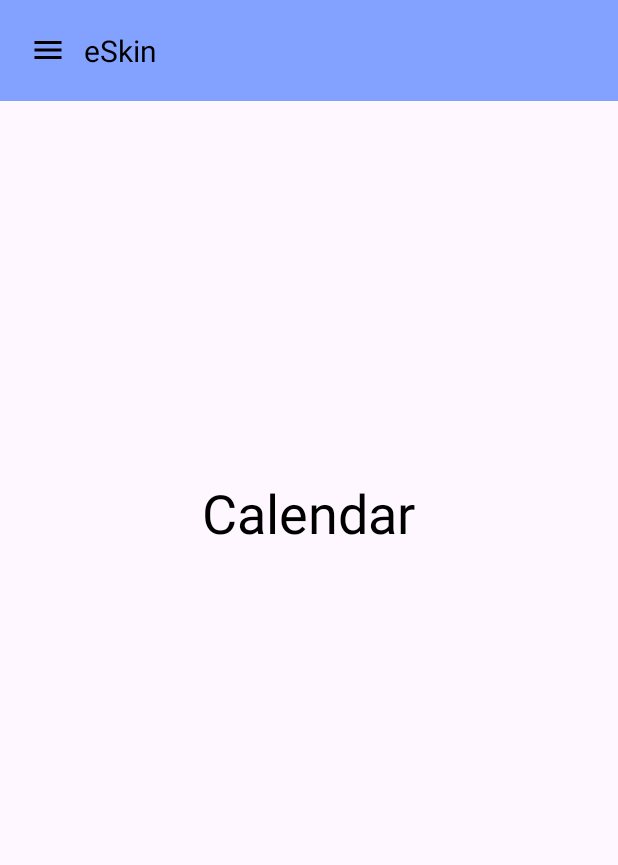
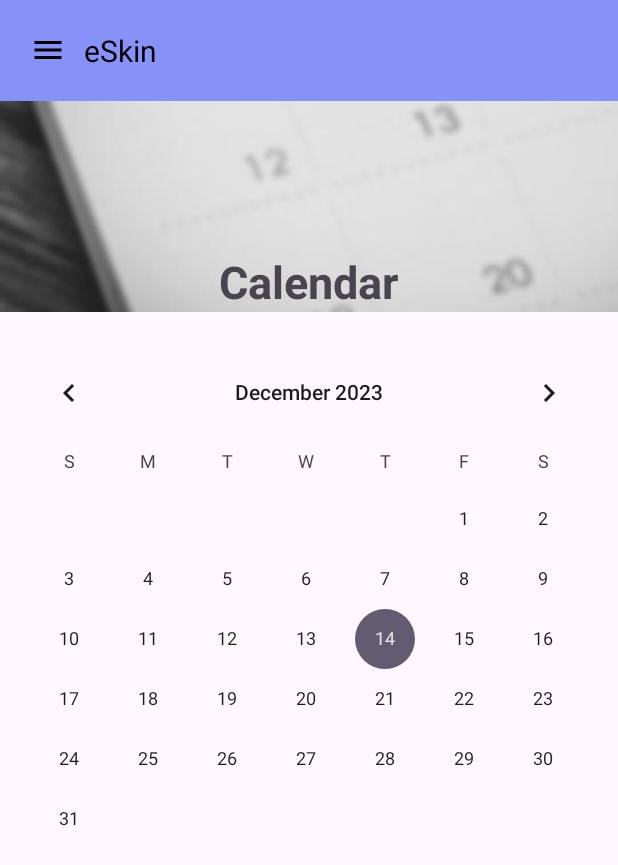
Before and after one commit to sophiarai/eSkin_031223, an Android app: the Calendar screen opened directly, with no data from a screen before it, on a phone screen of 412 x 824 dp. Shown: the top 865 px of the screen. Run offline under Robolectric (Android 15) with nearby library versions, the phone set to English and light mode, and no system bars.

Commit message:
Bilder bei Calender und Wound ACtivity hinzugefügt

```diff
--- a/app/src/main/res/drawable/header_bkg.xml
+++ b/app/src/main/res/drawable/header_bkg.xml
@@ -3,8 +3,8 @@
     android:shape="rectangle">
 
     <gradient
-        android:startColor="@color/blue"
-        android:centerColor="@color/lightBlue"
+        android:startColor="@color/lavender"
+        android:centerColor="@color/blue"
         android:endColor="@color/white"
         />
 
--- a/app/src/main/res/drawable/ic_back.xml
+++ b/app/src/main/res/drawable/ic_back.xml
@@ -1,5 +1,5 @@
 <vector android:autoMirrored="true" android:height="24dp"
-    android:tint="@color/white" android:viewportHeight="24"
+    android:tint="@color/lavender" android:viewportHeight="24"
     android:viewportWidth="24" android:width="24dp" xmlns:android="http://schemas.android.com/apk/res/android">
     <path android:fillColor="@android:color/white" android:pathData="M20,11H7.83l5.59,-5.59L12,4l-8,8 8,8 1.41,-1.41L7.83,13H20v-2z"/>
 </vector>
--- a/app/src/main/res/drawable/ic_calendar.xml
+++ b/app/src/main/res/drawable/ic_calendar.xml
@@ -1,4 +1,4 @@
-<vector android:height="24dp" android:tint="@color/blue"
+<vector android:height="24dp" android:tint="@color/lavender"
     android:viewportHeight="24" android:viewportWidth="24"
     android:width="24dp" xmlns:android="http://schemas.android.com/apk/res/android">
     <path android:fillColor="@android:color/white" android:pathData="M19,4h-1V2h-2v2H8V2H6v2H5C3.89,4 3.01,4.9 3.01,6L3,20c0,1.1 0.89,2 2,2h14c1.1,0 2,-0.9 2,-2V6C21,4.9 20.1,4 19,4zM19,20H5V10h14V20zM9,14H7v-2h2V14zM13,14h-2v-2h2V14zM17,14h-2v-2h2V14zM9,18H7v-2h2V18zM13,18h-2v-2h2V18zM17,18h-2v-2h2V18z"/>
--- a/app/src/main/res/drawable/ic_camera.xml
+++ b/app/src/main/res/drawable/ic_camera.xml
@@ -1,4 +1,4 @@
-<vector android:height="24dp" android:tint="@color/blue"
+<vector android:height="24dp" android:tint="@color/lavender"
     android:viewportHeight="24" android:viewportWidth="24"
     android:width="24dp" xmlns:android="http://schemas.android.com/apk/res/android">
     <path android:fillColor="@android:color/white" android:pathData="M12,12m-3.2,0a3.2,3.2 0,1 1,6.4 0a3.2,3.2 0,1 1,-6.4 0"/>
--- a/app/src/main/res/drawable/ic_map.xml
+++ b/app/src/main/res/drawable/ic_map.xml
@@ -1,4 +1,4 @@
-<vector android:height="24dp" android:tint="@color/blue"
+<vector android:height="24dp" android:tint="@color/lavender"
     android:viewportHeight="24" android:viewportWidth="24"
     android:width="24dp" xmlns:android="http://schemas.android.com/apk/res/android">
     <path android:fillColor="@android:color/white" android:pathData="M20.5,3l-0.16,0.03L15,5.1 9,3 3.36,4.9c-0.21,0.07 -0.36,0.25 -0.36,0.48V20.5c0,0.28 0.22,0.5 0.5,0.5l0.16,-0.03L9,18.9l6,2.1 5.64,-1.9c0.21,-0.07 0.36,-0.25 0.36,-0.48V3.5c0,-0.28 -0.22,-0.5 -0.5,-0.5zM15,19l-6,-2.11V5l6,2.11V19z"/>
--- a/app/src/main/res/drawable/ic_medication.xml
+++ b/app/src/main/res/drawable/ic_medication.xml
@@ -1,4 +1,4 @@
-<vector android:height="24dp" android:tint="@color/blue"
+<vector android:height="24dp" android:tint="@color/lavender"
     android:viewportHeight="24" android:viewportWidth="24"
     android:width="24dp" xmlns:android="http://schemas.android.com/apk/res/android">
     <path android:fillColor="@android:color/white" android:pathData="M6,3h12v2h-12z"/>
--- a/app/src/main/res/layout/activity_calendar.xml
+++ b/app/src/main/res/layout/activity_calendar.xml
@@ -15,14 +15,40 @@
 
         <include
             layout="@layout/toolbar"/>
+        <RelativeLayout
+            android:layout_width="match_parent"
+            android:layout_height="match_parent">
+        <ImageView
+            android:id="@+id/myImageView"
+            android:layout_width="match_parent"
+            android:layout_height="match_parent"
+            android:layout_below="@id/toolbar"
+            android:layout_above="@id/calendarView"
+            android:src="@drawable/calendar"
+            android:scaleType="centerCrop"
+            android:adjustViewBounds="true"/>
+
         <TextView
+            android:id="@+id/textView_Medikamente"
             android:layout_width="wrap_content"
             android:layout_height="wrap_content"
+            android:layout_alignParentTop="true"
+            android:layout_centerHorizontal="true"
+            android:layout_marginTop="100dp"
             android:text="Calendar"
-            android:layout_gravity="center"
-            android:layout_marginTop="250dp"
-            android:textColor="@color/black"
-            android:textSize="36sp"/>
+            android:textSize="30sp"
+            android:textStyle="bold"
+            tools:ignore="TextSizeCheck" />
+
+            <CalendarView
+                android:id="@+id/calendarView"
+                android:layout_width="match_parent"
+                android:layout_height="wrap_content"
+                android:layout_below="@id/textView_Medikamente"
+                android:layout_marginTop="20dp"
+                android:layout_centerInParent="true"
+                 />
+         </RelativeLayout>
     </LinearLayout>
 
     <RelativeLayout
--- a/app/src/main/res/layout/activity_main.xml
+++ b/app/src/main/res/layout/activity_main.xml
@@ -52,7 +52,7 @@
                 android:layout_marginTop="20dp"
                 android:layout_marginStart="20dp"
                 android:textStyle="bold"
-                android:backgroundTint="@color/blue" />
+                android:backgroundTint="@color/lavender" />
 
             <TextView
                 android:id="@+id/textView_ÜbersMedikamente"
--- a/app/src/main/res/layout/activity_start.xml
+++ b/app/src/main/res/layout/activity_start.xml
@@ -4,7 +4,7 @@
     xmlns:tools="http://schemas.android.com/tools"
     android:layout_width="match_parent"
     android:layout_height="match_parent"
-    android:background="@color/blue"
+    android:background="@color/lavender"
     tools:context=".StartActivity">
 
     <TextView
--- a/app/src/main/res/layout/nav_drawer.xml
+++ b/app/src/main/res/layout/nav_drawer.xml
@@ -39,6 +39,7 @@
         <TextView
             android:layout_width="wrap_content"
             android:layout_height="wrap_content"
+            android:layout_marginTop="30dp"
             android:text="Medikation"
             android:textStyle="italic"
             android:textSize="20sp"
--- a/app/src/main/res/layout/toolbar.xml
+++ b/app/src/main/res/layout/toolbar.xml
@@ -5,7 +5,7 @@
     android:layout_height="wrap_content"
     android:padding="20dp"
     android:id="@+id/toolbar"
-    android:background="@color/blue"
+    android:background="@color/lavender"
     android:gravity="center_vertical"
     >
 
--- a/app/src/main/res/values/colors.xml
+++ b/app/src/main/res/values/colors.xml
@@ -8,6 +8,8 @@
     <color name="lavender">#8692f7</color>
     <color name="red">#c70000</color>
     <color name="green">#00ff00</color>
+    <color name="colorPrimary">#3F51B5</color>
+    <color name="colorAccent">#FF4081</color>
 
 
 </resources>
```
Also changed, not shown: app/src/main/res/layout/activity_medi_scanner.xml (+5 -5 lines), app/src/main/res/layout/activity_wound_docu.xml (+26 -3 lines), app/src/main/res/values/themes.xml (+7 -0 lines), app/src/main/res/drawable/calendar.png (added), app/src/main/res/drawable/dokumentation.png (added).
